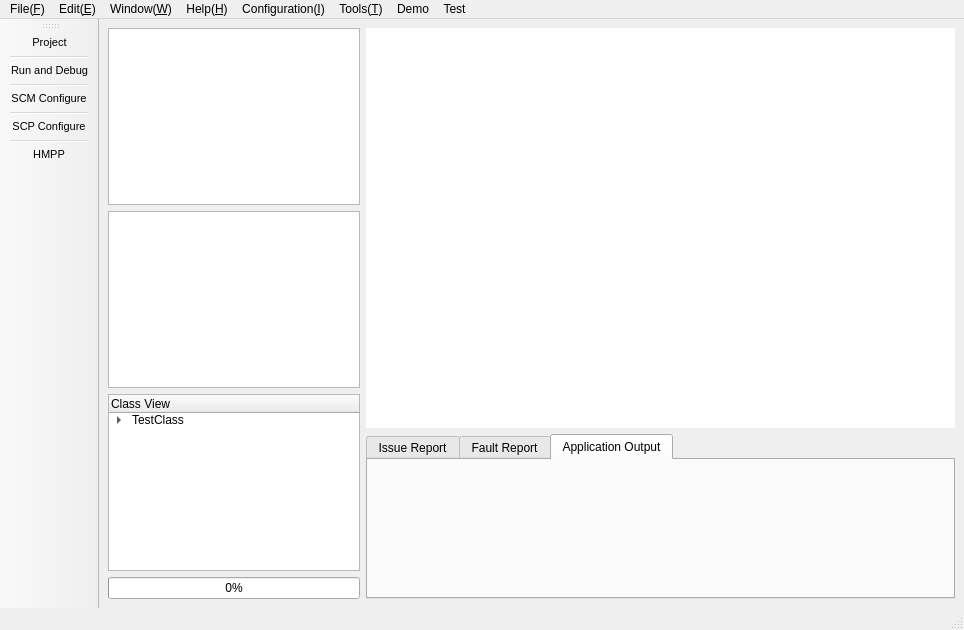
Above: mainwindow.ui from fumeshroomXY/HMPP before the change. Below: the same form after it.
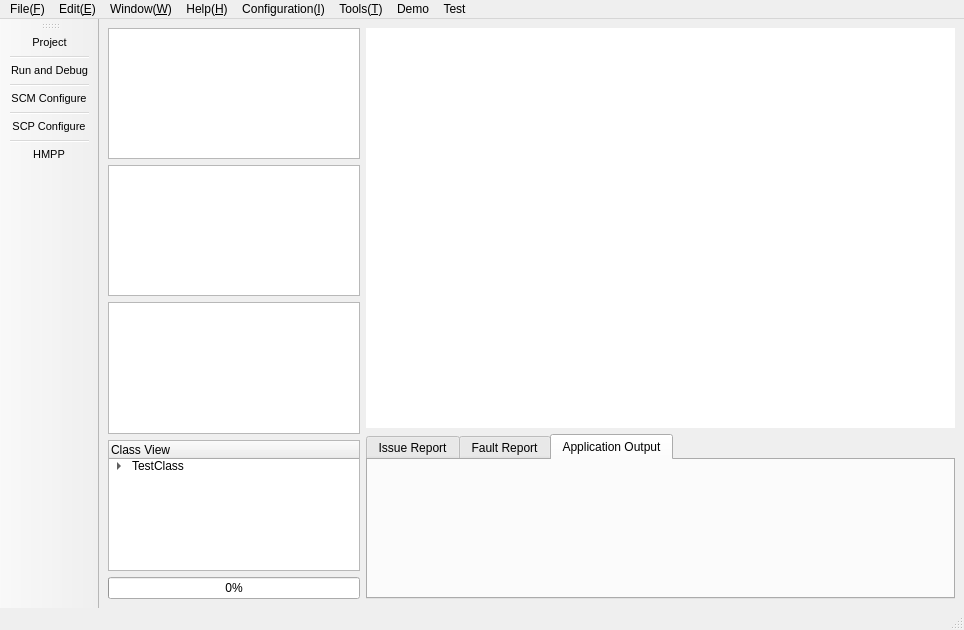
That is the form after the change. The open tabs and pages were chosen to show the change. Icons and pictures are not drawn. Custom widgets are drawn as their Qt base class.

Commit message: add specification model, add to-do requirement function

What changed in the file:
```diff
--- a/mainwindow.ui
+++ b/mainwindow.ui
@@ -38,10 +38,27 @@
          <number>0</number>
         </property>
         <item>
-         <widget class="QTreeView" name="projectTreeView"/>
+         <widget class="ToDoTableView" name="toDoTableView">
+          <attribute name="horizontalHeaderVisible">
+           <bool>false</bool>
+          </attribute>
+          <attribute name="horizontalHeaderStretchLastSection">
+           <bool>true</bool>
+          </attribute>
+          <attribute name="verticalHeaderVisible">
+           <bool>false</bool>
+          </attribute>
+         </widget>
         </item>
         <item>
-         <widget class="RequirementTreeView" name="requirementView"/>
+         <widget class="QTreeView" name="projectTreeView">
+          <attribute name="headerStretchLastSection">
+           <bool>true</bool>
+          </attribute>
+         </widget>
+        </item>
+        <item>
+         <widget class="RequirementTreeView" name="specificationView"/>
         </item>
         <item>
          <widget class="QTreeWidget" name="treeClassView">
@@ -1279,6 +1296,11 @@
    <extends>QTreeView</extends>
    <header>requirementtreeview.h</header>
   </customwidget>
+  <customwidget>
+   <class>ToDoTableView</class>
+   <extends>QTableView</extends>
+   <header>requirementtreeview.h</header>
+  </customwidget>
  </customwidgets>
  <resources>
   <include location="ui_images.qrc"/>
```
Left out of the diff: 11 changed lines with no effect on the pictures. The commit also changes 71 other files.
